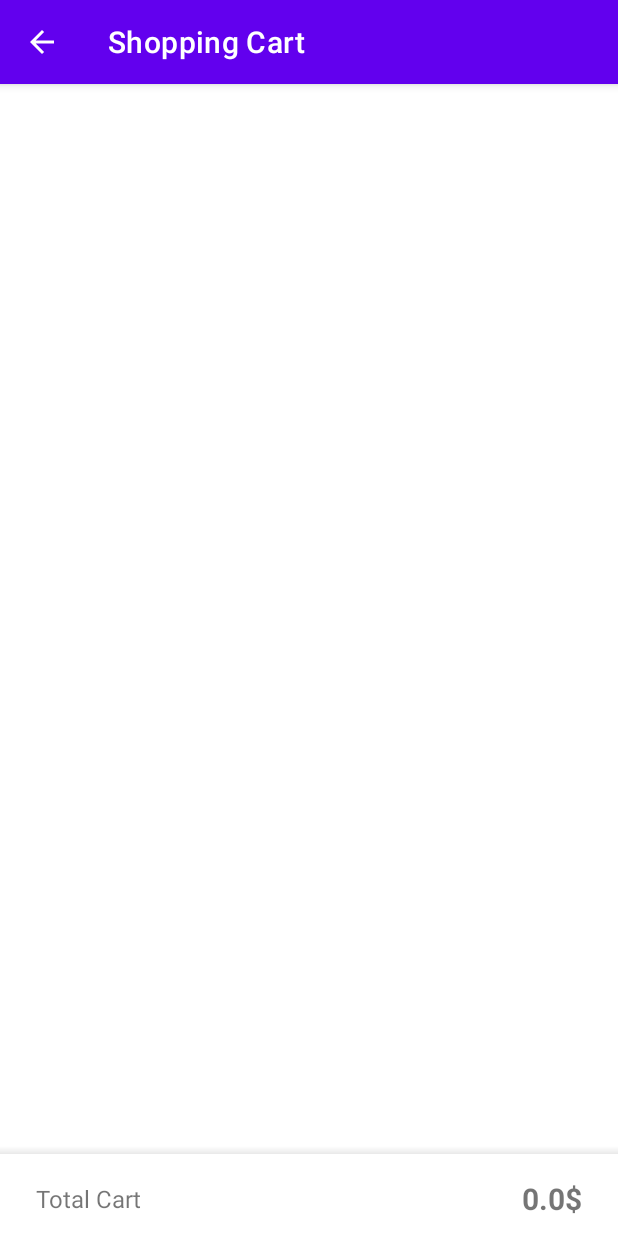
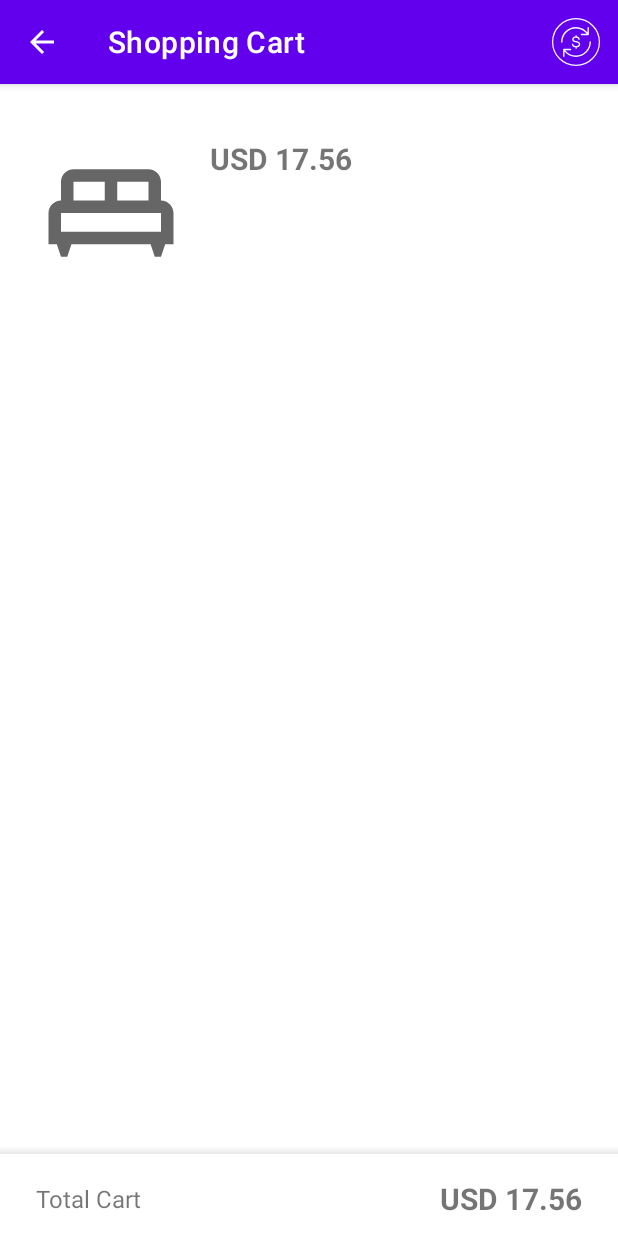
Before and after one commit to mauriciomanoel/AndroidShoppingCart, an Android app: the screen it shows after launch (CartActivity), after a tap on "CHECKOUT", on a phone screen of 412 x 824 dp. Run offline under Robolectric (Android 15) with nearby library versions, the phone set to English and light mode, and no system bars; our stand-ins replace Dagger/Hilt's generated code, RxJava, data binding; network calls fail; 2 statements that could not run were skipped; 3 other taps on this screen came first.

Commit message:
add change currency rate

```diff
--- a/app/build.gradle
+++ b/app/build.gradle
@@ -12,7 +12,7 @@ android {
         minSdk 21
         targetSdk 31
         versionCode 1
-        versionName "1.0"
+        versionName "1.1"
 
         testInstrumentationRunner "androidx.test.runner.AndroidJUnitRunner"
     }
@@ -23,7 +23,7 @@ android {
             proguardFiles getDefaultProguardFile('proguard-android-optimize.txt'), 'proguard-rules.pro'
         }
         debug {
-            buildConfigField "String", "API_KEY", "\"151494c20b32d1c9d1feda9187adb8a9\""
+            buildConfigField "String", "API_KEY", "\"4d586f30610403b8da100ca7aad7929f\""
         }
     }
     compileOptions {
@@ -35,6 +35,7 @@ android {
     }
     buildFeatures {
         dataBinding true
+        viewBinding true
     }
 }
 
--- a/app/src/main/java/com/mauricio/shoppingcart/cart/CartActivity.kt
+++ b/app/src/main/java/com/mauricio/shoppingcart/cart/CartActivity.kt
@@ -2,18 +2,22 @@ package com.mauricio.shoppingcart.cart
 
 import androidx.appcompat.app.AppCompatActivity
 import android.os.Bundle
+import android.view.Menu
+import android.view.MenuInflater
 import android.view.MenuItem
 import androidx.databinding.DataBindingUtil
 import com.mauricio.shoppingcart.R
 import com.mauricio.shoppingcart.databinding.ActivityCartBinding
 import com.mauricio.shoppingcart.databinding.ActivityDormBinding
 import com.mauricio.shoppingcart.dorms.adapters.DormRecyclerViewAdapter
+import com.mauricio.shoppingcart.exchange.ExchangeRateFragment
+import com.mauricio.shoppingcart.exchange.IOnClickSelectCurrency
 import com.mauricio.shoppingcart.utils.number.NumberUtils
 import com.mauricio.vizcodeassignment.utils.Constant.SHOPPING
 import dagger.android.AndroidInjection
 import javax.inject.Inject
 
-class CartActivity : AppCompatActivity() {
+class CartActivity : AppCompatActivity(), IOnClickSelectCurrency {
 
     private lateinit var binding: ActivityCartBinding
     private lateinit var cartAdapter: CartRecyclerViewAdapter
@@ -38,11 +42,20 @@ class CartActivity : AppCompatActivity() {
         viewModel.getExchangeRates()
     }
 
+    override fun onCreateOptionsMenu(menu: Menu?): Boolean {
+        val inflater: MenuInflater = menuInflater
+        inflater.inflate(R.menu.shopping_cart, menu)
+        return true
+    }
+
     override fun onOptionsItemSelected(item: MenuItem): Boolean {
         when (item.itemId) {
             android.R.id.home -> {
                 finish()
                 return true
+            }
+            R.id.menu_change_currency -> {
+                openDialog()
             }
         }
         return super.onOptionsItemSelected(item)
@@ -53,8 +66,18 @@ class CartActivity : AppCompatActivity() {
         super.onDestroy()
     }
 
+    private fun openDialog() {
+        val bundle = Bundle()
+        bundle.putString(ExchangeRateFragment.KEY_BUNDLE, viewModel.getCurrenciesToString())
+        val dialog = ExchangeRateFragment.newInstance()
+        dialog.arguments = bundle
+        dialog.callback = this
+        dialog.show(supportFragmentManager, ExchangeRateFragment.TAG)
+    }
+
     private fun initObservers() {
         viewModel.carts.observe(this, { list ->
+            listCarts.clear()
             listCarts.addAll(list)
             cartAdapter.notifyDataSetChanged()
         })
@@ -67,4 +90,8 @@ class CartActivity : AppCompatActivity() {
         cartAdapter = CartRecyclerViewAdapter(listCarts)
         binding.cartAdapter = cartAdapter
     }
+
+    override fun setCurrency(codeCurrency: String) {
+        viewModel.setExchangeRate(codeCurrency)
+    }
 }
--- a/app/src/main/java/com/mauricio/shoppingcart/cart/CartRecyclerViewAdapter.kt
+++ b/app/src/main/java/com/mauricio/shoppingcart/cart/CartRecyclerViewAdapter.kt
@@ -27,14 +27,11 @@ class CartRecyclerViewAdapter(private val cartList: ArrayList<Cart?>) : Recycler
 
         val viewHolder = holder as ViewHolder
         cartList[position]?.let { cart ->
-            Log.v("TAG: CartRecyclerViewAdapter", "${cart.totalAmount()}")
             viewHolder.bind(cart)
         }
     }
 
-    override fun getItemCount(): Int {
-        return cartList.size
-    }
+    override fun getItemCount(): Int = cartList.size
 
     inner class ViewHolder(var binding: ItemCartBinding) : RecyclerView.ViewHolder(
         binding.root
--- a/app/src/main/java/com/mauricio/shoppingcart/cart/CartRepository.kt
+++ b/app/src/main/java/com/mauricio/shoppingcart/cart/CartRepository.kt
@@ -1,9 +1,9 @@
 package com.mauricio.shoppingcart.cart
 
 import android.app.Application
-import android.util.Log
 import com.google.gson.Gson
 import com.google.gson.reflect.TypeToken
+import com.mauricio.shoppingcart.exchange.ExchangeRate
 import com.mauricio.shoppingcart.network.RetrofitApiService
 import com.mauricio.shoppingcart.utils.file.FileUtils
 import io.reactivex.android.schedulers.AndroidSchedulers
@@ -23,6 +23,7 @@ class CartRepository  @Inject constructor(private val apiService: RetrofitApiSer
         val valueJson = FileUtils.loadFromAsset(application.baseContext, "currencies.json")
         val listType = object : TypeToken<ArrayList<Currency>>() {}.type
         val value = Gson().fromJson<ArrayList<Currency>>(valueJson, listType)
+        value.sortBy { it.code }
         return value
     }
 
--- a/app/src/main/java/com/mauricio/shoppingcart/cart/CartViewModel.kt
+++ b/app/src/main/java/com/mauricio/shoppingcart/cart/CartViewModel.kt
@@ -1,16 +1,14 @@
 package com.mauricio.shoppingcart.cart
 
 import android.app.Application
-import android.util.Log
 import androidx.lifecycle.MutableLiveData
 import androidx.lifecycle.ViewModel
 import com.google.gson.Gson
 import com.google.gson.reflect.TypeToken
 import com.mauricio.shoppingcart.BuildConfig
 import com.mauricio.shoppingcart.di.component.DaggerAppComponent
-import com.mauricio.shoppingcart.dorms.model.Dorm
+import com.mauricio.shoppingcart.exchange.ExchangeRate
 import com.mauricio.shoppingcart.utils.exchange.ExchangeUtils
-import com.mauricio.shoppingcart.utils.file.FileUtils
 import javax.inject.Inject
 
 class CartViewModel@Inject constructor(private val application: Application): ViewModel() {
@@ -20,7 +18,9 @@ class CartViewModel@Inject constructor(private val application: Application): Vi
     val carts = MutableLiveData<ArrayList<Cart>>()
     val pairTotalCart = MutableLiveData<Pair<String?, Double>>()
     private var shoppingCarts = ArrayList<Cart>()
-    private lateinit var exchangeRate: ExchangeRate
+    private var exchangeRate: ExchangeRate? = null
+    val isFinishedLoadExchangeRate = MutableLiveData<Boolean>(false)
+    private var codeCurrency: String = "USD"
 
     //initializing the necessary components and classes
     init {
@@ -35,17 +35,38 @@ class CartViewModel@Inject constructor(private val application: Application): Vi
     }
 
     fun getExchangeRates() {
+        isFinishedLoadExchangeRate.value = false
         repository.getExchangeRates(BuildConfig.API_KEY, ::processExchangeRates)
     }
 
     fun setExchangeRate(codeCurrency: String) {
+        this.codeCurrency = codeCurrency
+        getExchangeRates()
+
+    }
+
+    fun getCurrenciesToString(): String {
+        val gson = Gson()
+        return gson.toJson(repository.getCurrencies())
+    }
+    private fun calculateCurrencyPerCart(codeCurrency: String?) {
         var total = 0.0
-        if (!this::exchangeRate.isInitialized) return
-        val defaultRate = exchangeRate.rates["USD"]
-        val toRate = exchangeRate.rates[codeCurrency]
-        val currency = repository.getCurrencies().firstOrNull { it.code == codeCurrency }
+        var defaultRate: Double? = null
+        var toRate: Double? = null
+        var currency = repository.getCurrencies().firstOrNull { it.code == "USD" }
+
+        exchangeRate?.let {
+            defaultRate = it.rates["USD"]
+            toRate = it.rates[codeCurrency]
+            currency = repository.getCurrencies().firstOrNull { it.code == codeCurrency }
+        }
+
         shoppingCarts.forEach { cart ->
-            cart.totalAmountByCurrency = ExchangeUtils.currencyConverter(cart.totalAmount(), defaultRate!!, toRate!!)
+            if (defaultRate != null && toRate != null) {
+                cart.totalAmountByCurrency = ExchangeUtils.currencyConverter(cart.totalAmount(), defaultRate!!, toRate!!)
+            } else {
+                cart.totalAmountByCurrency = cart.totalAmount()
+            }
             cart.rateFormat = currency
             total+=cart.totalAmountByCurrency
         }
@@ -56,8 +77,12 @@ class CartViewModel@Inject constructor(private val application: Application): Vi
     private fun processExchangeRates(exchangeRate: ExchangeRate?, e: Throwable?) {
         exchangeRate?.let {
             this.exchangeRate = it
+            isFinishedLoadExchangeRate.value = true
         }
-        setExchangeRate("BRL")
+        e?.let { error->
+            isFinishedLoadExchangeRate.value = false
+        }
+        calculateCurrencyPerCart(this.codeCurrency)
     }
 
     private fun processShoppingCartWithRate(value: ArrayList<Cart>) {
--- a/app/src/main/java/com/mauricio/shoppingcart/dorms/adapters/DormRecyclerViewAdapter.kt
+++ b/app/src/main/java/com/mauricio/shoppingcart/dorms/adapters/DormRecyclerViewAdapter.kt
@@ -40,9 +40,7 @@ class DormRecyclerViewAdapter(private val dormList: ArrayList<Dorm?>, private va
         }
     }
 
-    override fun getItemCount(): Int {
-        return dormList.size
-    }
+    override fun getItemCount(): Int = dormList.size
 
     inner class ViewHolder(var binding: ItemDormBinding) : RecyclerView.ViewHolder(
         binding.root
--- a/app/src/main/java/com/mauricio/shoppingcart/cart/ExchangeRate.kt
+++ b/app/src/main/java/com/mauricio/shoppingcart/exchange/ExchangeRate.kt
@@ -1,4 +1,4 @@
-package com.mauricio.shoppingcart.cart
+package com.mauricio.shoppingcart.exchange
 
 data class ExchangeRate (
     val success: Boolean,
--- /dev/null
+++ b/app/src/main/java/com/mauricio/shoppingcart/exchange/IOnClickSelectCurrency.kt
@@ -0,0 +1,5 @@
+package com.mauricio.shoppingcart.exchange
+
+interface IOnClickSelectCurrency {
+    fun setCurrency(codeCurrency:String)
+}
--- a/app/src/main/java/com/mauricio/shoppingcart/network/RetrofitApiService.kt
+++ b/app/src/main/java/com/mauricio/shoppingcart/network/RetrofitApiService.kt
@@ -1,6 +1,6 @@
 package com.mauricio.shoppingcart.network
 
-import com.mauricio.shoppingcart.cart.ExchangeRate
+import com.mauricio.shoppingcart.exchange.ExchangeRate
 import io.reactivex.Observable
 import retrofit2.http.*
 
--- a/app/src/main/java/com/mauricio/shoppingcart/utils/number/NumberUtils.kt
+++ b/app/src/main/java/com/mauricio/shoppingcart/utils/number/NumberUtils.kt
@@ -16,11 +16,14 @@ object NumberUtils {
     fun formatNumber(value: Double?, tagLocale: String?): String {
         value?.let {  amount->
             var locale = Locale("en", "US")
-            tagLocale?.let {
+            if (!tagLocale.isNullOrEmpty()) {
                 val tagSplit = tagLocale.split("_")
-                locale = Locale(tagSplit[0], tagSplit[1])
+                when(tagSplit.size) {
+                    1 -> locale = Locale(tagSplit[0])
+                    2 -> locale = Locale(tagSplit[0], tagSplit[1])
+                }
             }
-//            // Formatting Currency _
+            // Formatting Currency _
             val nf = NumberFormat.getInstance(locale)
             nf.minimumFractionDigits = 2
             nf.maximumFractionDigits = 2
--- /dev/null
+++ b/app/src/main/res/drawable/change_foreign.xml
@@ -0,0 +1,23 @@
+<vector xmlns:android="http://schemas.android.com/apk/res/android"
+    android:width="58dp"
+    android:height="58dp"
+    android:viewportWidth="58"
+    android:viewportHeight="58">
+    <path
+        android:pathData="M29,29m-28.25,0a28.25,28.25 0,1 1,56.5 0a28.25,28.25 0,1 1,-56.5 0"
+        android:strokeWidth="1.5"
+        android:fillColor="#00000000"
+        android:strokeColor="#FFFFFF"
+        android:fillType="evenOdd"/>
+    <group>
+        <clip-path android:pathData="M11,11h36v36L11,47z M 0,0"/>
+        <path
+            android:pathData="M46.182,28.182a0.82,0.82 0,0 0,-0.818 0.818c0,9.038 -7.326,16.364 -16.364,16.364 -5.353,0 -10.1,-2.572 -13.086,-6.545h6.54a0.82,0.82 0,0 0,0.818 -0.818,0.82 0.82,0 0,0 -0.818,-0.818L14.273,37.183a0.82,0.82 0,0 0,-0.818 0.818v8.182a0.82,0.82 0,0 0,0.818 0.818,0.82 0.82,0 0,0 0.818,-0.818v-5.784C18.4,44.424 23.39,47 29,47c9.94,0 18,-8.058 18,-18a0.82,0.82 0,0 0,-0.818 -0.818M29,12.636c5.353,0 10.1,2.573 13.086,6.545h-6.54a0.82,0.82 0,0 0,-0.818 0.818,0.82 0.82,0 0,0 0.818,0.818h8.182A0.82,0.82 0,0 0,44.545 20L44.545,11.818A0.82,0.82 0,0 0,43.727 11a0.82,0.82 0,0 0,-0.818 0.818v5.785C39.6,13.577 34.61,11 29,11 19.06,11 11,19.06 11,29a0.82,0.82 0,0 0,0.818 0.818,0.82 0.82,0 0,0 0.818,-0.818C12.636,19.964 19.962,12.636 29,12.636"
+            android:fillColor="#FFFFFF"
+            android:fillType="evenOdd"/>
+    </group>
+    <path
+        android:pathData="M33.522,29.863c-0.352,-0.522 -0.898,-0.954 -1.636,-1.294 -0.507,-0.23 -1.443,-0.5 -2.808,-0.808s-2.208,-0.6 -2.53,-0.905c-0.33,-0.295 -0.493,-0.67 -0.493,-1.125 0,-0.525 0.232,-0.974 0.697,-1.346s1.204,-0.558 2.22,-0.558c0.974,0 1.712,0.205 2.212,0.614s0.79,1.015 0.878,1.817l1.6,-0.12c-0.03,-0.745 -0.236,-1.41 -0.623,-2s-0.938,-1.034 -1.657,-1.337c-0.45,-0.19 -0.956,-0.298 -1.492,-0.37L29.89,20.88h-1.465v1.507c-0.667,0.045 -1.296,0.16 -1.86,0.392 -0.698,0.288 -1.23,0.71 -1.592,1.268s-0.545,1.155 -0.545,1.795c0,0.583 0.148,1.11 0.445,1.58s0.75,0.864 1.355,1.18c0.467,0.248 1.284,0.512 2.45,0.792l2.26,0.62c0.53,0.202 0.91,0.452 1.142,0.75a1.65,1.65 0,0 1,0.346 1.043c0,0.392 -0.12,0.754 -0.36,1.086s-0.605,0.593 -1.095,0.784 -1.056,0.286 -1.697,0.286c-0.72,0 -1.37,-0.126 -1.946,-0.376s-1.003,-0.58 -1.277,-0.987 -0.448,-0.928 -0.524,-1.563l-1.584,0.14c0.024,0.848 0.255,1.608 0.697,2.28s1.05,1.176 1.826,1.5c0.55,0.236 1.225,0.36 1.96,0.428v1.727h1.465v-1.705c0.687,-0.055 1.334,-0.183 1.906,-0.446 0.724,-0.332 1.28,-0.796 1.667,-1.393s0.58,-1.233 0.58,-1.908c0,-0.68 -0.176,-1.283 -0.528,-1.805"
+        android:fillColor="#FFFFFF"
+        android:fillType="evenOdd"/>
+</vector>
--- a/app/src/main/res/layout/activity_cart.xml
+++ b/app/src/main/res/layout/activity_cart.xml
@@ -28,6 +28,7 @@
     android:background="#FFFFFF">
 
     <androidx.constraintlayout.widget.ConstraintLayout
+        android:id="@+id/constraintLayout"
         android:layout_width="match_parent"
         android:layout_height="match_parent"
         android:background="#FFFFFF">
@@ -44,7 +45,9 @@
             app:layout_constraintEnd_toEndOf="parent"
             app:layout_constraintStart_toStartOf="parent"
             app:layout_constraintTop_toTopOf="parent"
-            app:layout_manager='@{"linear_vertical"}' />
+            app:layout_manager='@{"linear_vertical"}' >
+
+        </androidx.recyclerview.widget.RecyclerView>
 
     </androidx.constraintlayout.widget.ConstraintLayout>
 
--- /dev/null
+++ b/app/src/main/res/menu/shopping_cart.xml
@@ -0,0 +1,8 @@
+<menu xmlns:android="http://schemas.android.com/apk/res/android"
+    xmlns:app="http://schemas.android.com/apk/res-auto">
+    <item android:id="@+id/menu_change_currency"
+        android:icon="@drawable/change_foreign"
+        android:title="Change"
+        app:showAsAction="always"/>
+
+</menu>
--- /dev/null
+++ b/app/src/main/res/values/dimens.xml
@@ -0,0 +1,4 @@
+<?xml version="1.0" encoding="utf-8"?>
+<resources>
+    <dimen name="text_margin">16dp</dimen>
+</resources>
```
Also changed, not shown: app/src/main/java/com/mauricio/shoppingcart/exchange/ExchangeRateFragment.kt (added, +78 -0 lines), app/src/main/java/com/mauricio/shoppingcart/exchange/ExchangeRateRecyclerViewAdapter.kt (added, +45 -0 lines), app/src/main/res/drawable/ic_close.xml (added, +10 -0 lines), app/src/main/res/layout/fragment_item.xml (added, +49 -0 lines), app/src/main/res/layout/fragment_item_list.xml (added, +40 -0 lines).
